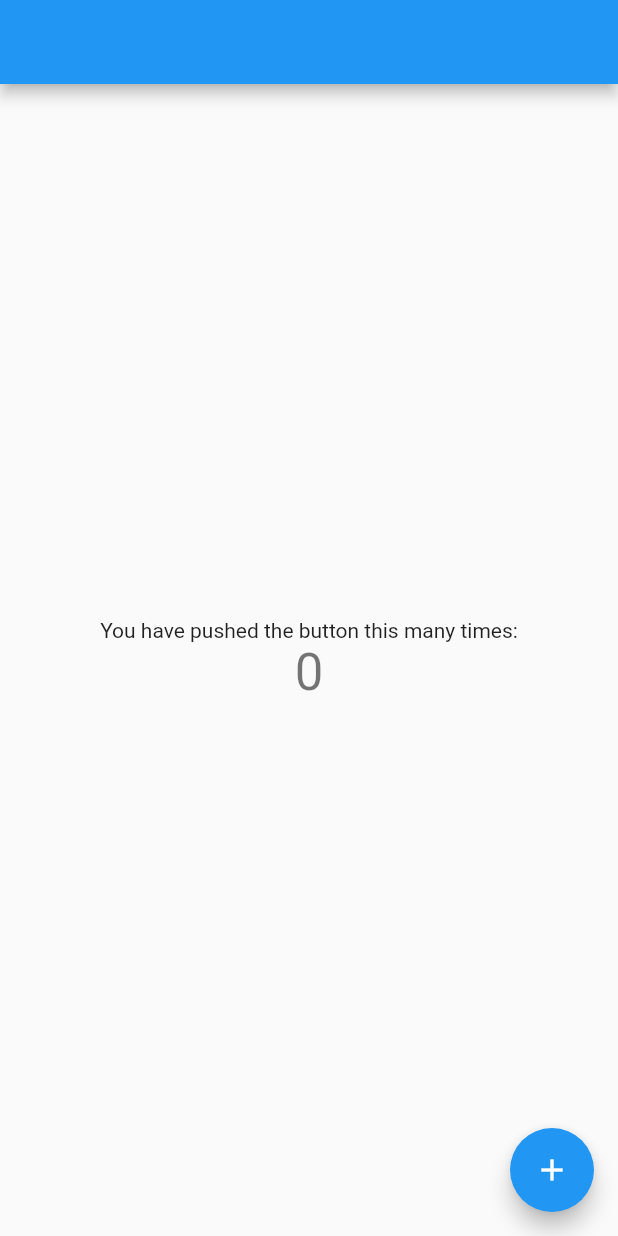
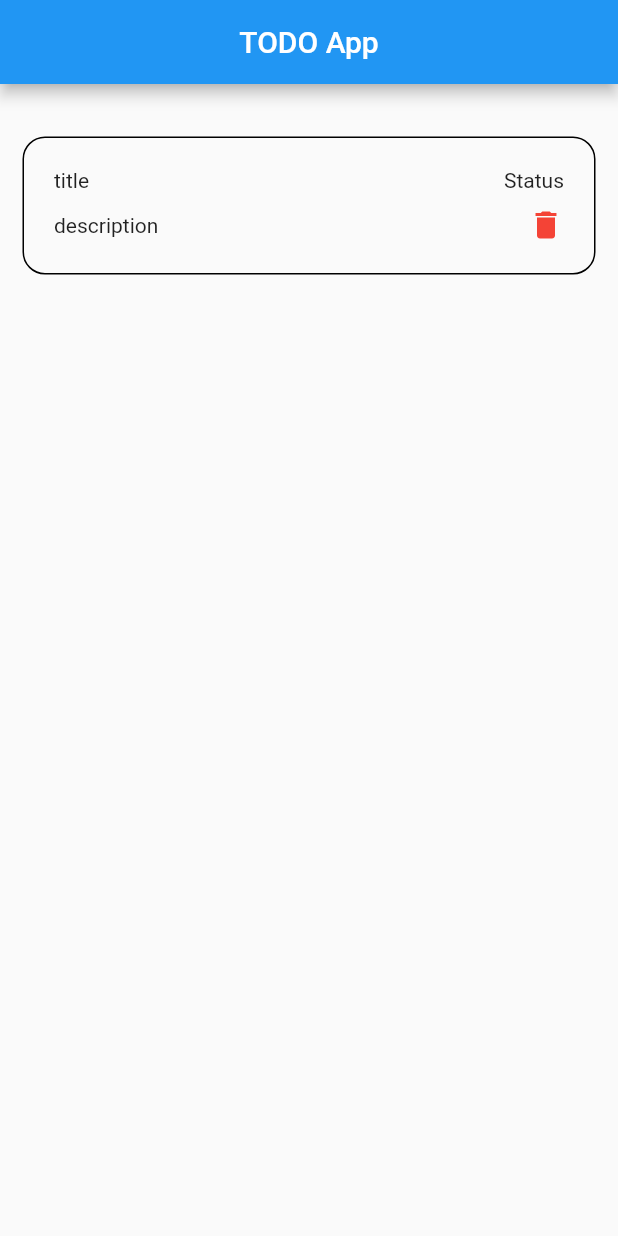
Before and after one commit to harshgupta80700/TODO_provider, a Flutter app: the screen it shows after launch, on a phone screen of 412 x 824 dp. Run offline on Flutter 3.47's test engine with Material 2 defaults, Android fonts, the phone set to English and light mode, and no system bars; our stand-ins replace get_it.

Commit message:
task screen added

```diff
--- a/lib/main.dart
+++ b/lib/main.dart
@@ -3,6 +3,7 @@ import 'package:provider/provider.dart';
 import 'package:provider_practice/locator.dart';
 import 'package:provider_practice/providers/buttonprovider.dart';
 import 'package:provider_practice/providers/supplyProvider.dart';
+import 'package:provider_practice/routes/routes.dart';
 
 void main() {
   setupLocator();
@@ -20,7 +21,8 @@ class MyApp extends StatelessWidget {
           primarySwatch: Colors.blue,
           visualDensity: VisualDensity.adaptivePlatformDensity,
         ),
-        home: MyHomePage(),
+        routes: routes,
+        initialRoute: "/",
       ),
     );
   }
@@ -62,7 +64,6 @@ class MyHomePage extends StatelessWidget {
             )
         );
       },
-
     );
   }
 }
--- /dev/null
+++ b/lib/presentations/Landing.dart
@@ -0,0 +1,18 @@
+import 'package:flutter/material.dart';
+import 'package:provider_practice/presentations/Task_Screen.dart';
+
+class Landing extends StatelessWidget {
+  @override
+  Widget build(BuildContext context) {
+    return Scaffold(
+      appBar: AppBar(
+        title: Text("TODO App"),
+        centerTitle: true,
+      ),
+      body: Padding(
+        padding:  EdgeInsets.all(15.0),
+        child: TaskPage(),
+      ),
+    );
+  }
+}
--- /dev/null
+++ b/lib/presentations/Task_Screen.dart
@@ -0,0 +1,35 @@
+import 'package:flutter/material.dart';
+
+class TaskPage extends StatelessWidget {
+  @override
+  Widget build(BuildContext context) {
+    return Container(
+      margin: EdgeInsets.symmetric(vertical: 20),
+      padding: EdgeInsets.all(20),
+      decoration: BoxDecoration(
+        border: Border.all(),
+        borderRadius: BorderRadius.circular(15)
+      ),
+      child: Column(
+        mainAxisSize: MainAxisSize.min,
+        children: [
+          Row(
+            mainAxisAlignment: MainAxisAlignment.spaceBetween,
+            children: [
+              Text("title"),
+              Text("Status")
+            ],
+          ),
+          SizedBox(height: 10,),
+          Row(
+            mainAxisAlignment: MainAxisAlignment.spaceBetween,
+            children: [
+              Text("description"),
+              Icon(Icons.delete,color: Colors.red,)
+            ],
+          ),
+        ],
+      ),
+    );
+  }
+}
--- /dev/null
+++ b/lib/routes/routes.dart
@@ -0,0 +1,6 @@
+import 'package:flutter/material.dart';
+import 'package:provider_practice/presentations/Landing.dart';
+
+Map<String, WidgetBuilder> routes = {
+  "/" :(context) => Landing()
+};
```
